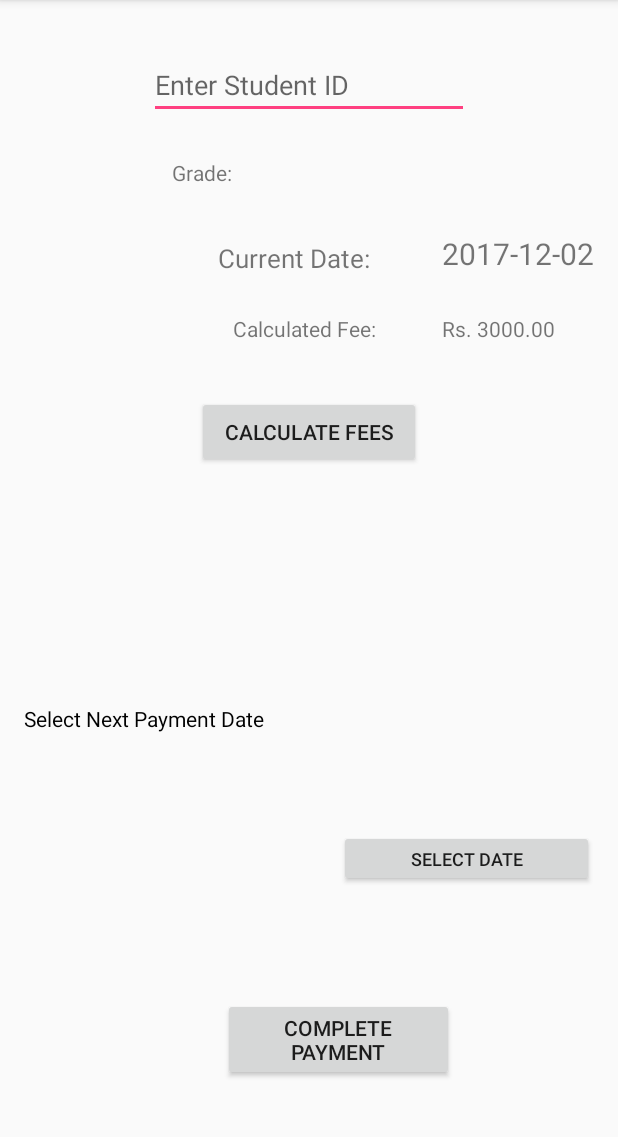
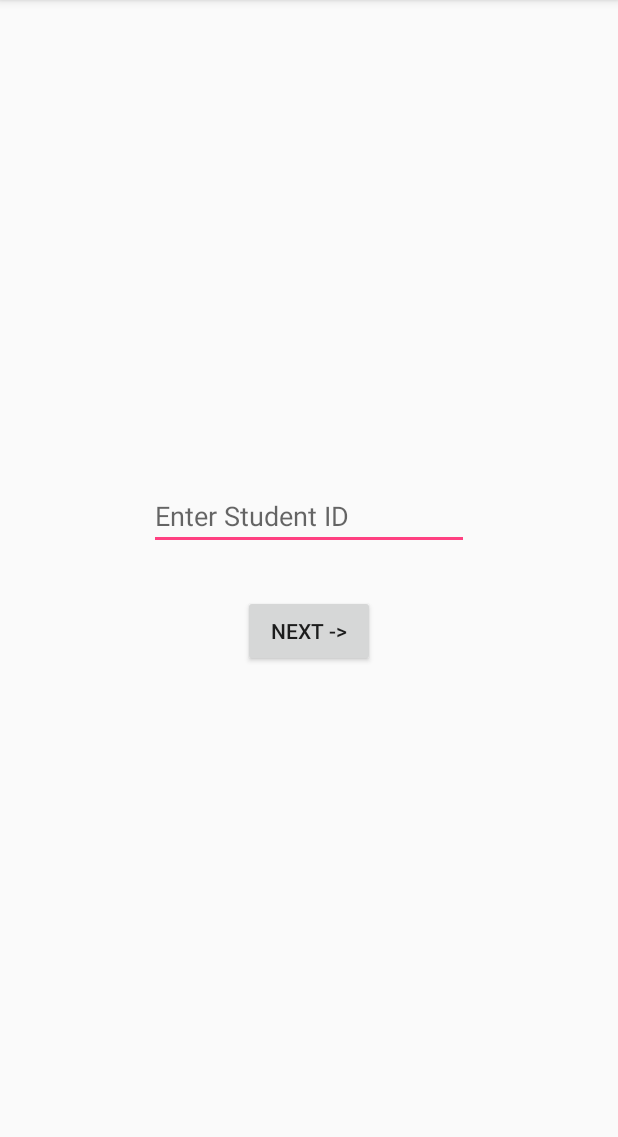
Before and after one commit to prasangafdo/studentManagementSystem, an Android app: the FeesActivity screen opened directly, with no data from a screen before it, on a phone screen of 412 x 824 dp, the part 84-1221 px from its top. Run offline under Robolectric (Android 15) with nearby library versions, the phone set to English and light mode, and no system bars.

```diff
--- a/app/src/main/AndroidManifest.xml
+++ b/app/src/main/AndroidManifest.xml
@@ -22,8 +22,8 @@
         <activity android:name=".StudentDetailsActivity" />
         <activity android:name=".FeesActivity" />
         <activity android:name=".UnpaidStudentsActivity" />
-        <activity android:name=".CalenderActivity" />
-        <activity android:name=".RegisterActivity"></activity>
+        <activity android:name=".RegisterActivity" />
+        <activity android:name=".Fees2Activity"></activity>
     </application>
 
 </manifest>
--- a/app/src/main/java/com/fdo/prasanga/studentmanagementsystem/FeesActivity.java
+++ b/app/src/main/java/com/fdo/prasanga/studentmanagementsystem/FeesActivity.java
@@ -8,82 +8,44 @@ import android.support.v7.app.AppCompatActivity;
 import android.view.View;
 import android.widget.Button;
 import android.widget.EditText;
-import android.widget.TextView;
-import android.widget.Toast;
-
-import java.text.SimpleDateFormat;
-import java.util.Date;
 
 public class FeesActivity extends AppCompatActivity {
-    Button btn_getDate, btn_calculateFees, btn_feePaid;
-    TextView tv_CurrentDate, tv_DateOutput, tv_grade, tv_Fee;
-    EditText et_fees_StudentID;
-    String grade;
+
+    EditText et_Student_ID;
+    Button btn_toActivity2;
+    String Student_ID;
+
     @Override
     protected void onCreate(Bundle savedInstanceState) {
         super.onCreate(savedInstanceState);
         setContentView(R.layout.activity_fees);
 
+        et_Student_ID = (EditText) findViewById(R.id.et_fees_StudentID);
+        btn_toActivity2 = (Button) findViewById(R.id.btn_toActivity2);
 
-        btn_calculateFees = (Button) findViewById(R.id.btn_calculateFees);
-        btn_getDate = (Button) findViewById(R.id.btn_getDate);
-        btn_feePaid = (Button) findViewById(R.id.btn_completePaytment);
-        tv_CurrentDate = (TextView) findViewById(R.id.tv_CurrentDate);
-        tv_DateOutput = (TextView) findViewById(R.id.tv_DateOutput);
-        tv_grade = (TextView) findViewById(R.id.tv_grade);
-        tv_Fee = (TextView) findViewById(R.id.tv_Fee);
-        et_fees_StudentID = (EditText) findViewById(R.id.et_fees_StudentID);
-       // ck_RegistrationFee = (CheckBox) findViewById(R.id.ck_RegistrationFee);
-
-        String date = new SimpleDateFormat("yyyy-MM-dd").format(new Date());
-        tv_CurrentDate.setText(date);//Setting the current date
+        btn_toActivity2.setOnClickListener(new View.OnClickListener() {
+            @Override
+            public void onClick(View v) {
+                Intent intent = new Intent(FeesActivity.this, Fees2Activity.class);
+                Student_ID = et_Student_ID.getText().toString();
 
 
+                SharedPreferences sharedPreferences = PreferenceManager.getDefaultSharedPreferences(FeesActivity.this);//Saving Student ID
+                SharedPreferences.Editor editor= sharedPreferences.edit();
+                editor.putString("Student_ID", Student_ID);
+                editor.apply();
 
+                String type = "getGrade";
+                //String studentID1 = et_fees_StudentID.getText().toString();
+                BackgroundWorker backgroundWorker = new BackgroundWorker(FeesActivity.this);
+                backgroundWorker.execute(type, Student_ID);
 
-                btn_getDate.setOnClickListener(new View.OnClickListener() {
-            @Override
-            public void onClick(View v) {
-
-                SharedPreferences sharedPreferences = PreferenceManager.getDefaultSharedPreferences(FeesActivity.this);
-                SharedPreferences.Editor editor= sharedPreferences.edit();
-                editor.clear();
-                editor.putString("Student_ID", et_fees_StudentID.getText().toString());
-                editor.putString("grade", tv_grade.getText().toString());
-               // editor.putString("calculatedFee", tv_Fee.getText().toString());
-                editor.apply();
-                Intent intent = new Intent(FeesActivity.this, CalenderActivity.class);
+               // intent.putExtra("Student_ID", Student_ID);
                 startActivity(intent);
                 finish();
             }
         });
-                 btn_calculateFees.setOnClickListener(new View.OnClickListener() {
-            @Override
-            public void onClick(View v) {
-                String type = "getGrade";
-                String studentID1 = et_fees_StudentID.getText().toString();
-                BackgroundWorker backgroundWorker = new BackgroundWorker(FeesActivity.this);
-                backgroundWorker.execute(type, studentID1);
 
-
-                SharedPreferences sharedPreferences = PreferenceManager.getDefaultSharedPreferences(FeesActivity.this);
-                SharedPreferences.Editor editor= sharedPreferences.edit();
-                editor.putString("Student_ID", et_fees_StudentID.getText().toString());
-                editor.apply();
-            }
-        });
-
-        btn_feePaid.setOnClickListener(new View.OnClickListener() {
-            @Override
-            public void onClick(View v) {
-                String type = "updateFees";
-                //Calculate fees and send
-            }
-        });
-
-        Intent intent1 = getIntent();
-        String selectedDate = intent1.getStringExtra("selectedDate");
-        tv_DateOutput.setText(selectedDate);
 
     }
 
@@ -91,36 +53,36 @@ public class FeesActivity extends AppCompatActivity {
     @Override
     protected void onResume() {
         super.onResume();
-
+/*
 
         SharedPreferences preferences = PreferenceManager.getDefaultSharedPreferences(FeesActivity.this);//Retrieving all saved data.
         String student_ID = preferences.getString("Student_ID", null);//Post this student ID to the php file
-        String grade = preferences.getString("grade", null);
+        String grade = preferences.getString("grade", "def");//def is the default value
         String selected_Date = preferences.getString("selected_Date", null);
 
+        if (grade.equals("TextView")){
+            Toast.makeText(getApplicationContext(), "Grade is null now", Toast.LENGTH_SHORT).show();
+        }
 
-        et_fees_StudentID.setText(student_ID);//Setting back the studentID
-        tv_DateOutput.setText(selected_Date);
-        tv_grade.setText(grade);
+        else{
+            Toast.makeText(getApplicationContext(), grade, Toast.LENGTH_SHORT).show();
+            et_fees_StudentID.setText(student_ID);//Setting back the studentID
+            tv_DateOutput.setText(selected_Date);
+            tv_grade.setText(grade);
 
-
+            //Calculating fees
             if (Integer.parseInt(grade)>5){
 
                 Toast.makeText(getApplicationContext(),"Fee is 4000",Toast.LENGTH_SHORT).show();
                 tv_Fee.setText("Rs: 4000.00");
 
             }
-           else
+            else
             {
                 Toast.makeText(getApplicationContext(),"Fee is 3000",Toast.LENGTH_SHORT).show();
                 tv_Fee.setText("Rs. 3000.00");
             }
-              //  int_fee =4000;
-/*
-
-*/
-
-
-
+        }
+      /*   */
     }
 }
--- a/app/src/main/res/layout/activity_fees.xml
+++ b/app/src/main/res/layout/activity_fees.xml
@@ -8,140 +8,30 @@
     tools:layout_editor_absoluteY="81dp">
 
 
-    <Button
-        android:id="@+id/btn_getDate"
-        android:layout_width="0dp"
-        android:layout_height="38dp"
-        android:layout_marginBottom="34dp"
-        android:layout_marginEnd="16dp"
-        android:layout_marginTop="43dp"
-        android:text="Select date"
-        android:textSize="12dp"
-        app:layout_constraintBottom_toTopOf="@+id/btn_completePaytment"
-        app:layout_constraintEnd_toEndOf="parent"
-        app:layout_constraintStart_toEndOf="@+id/tv_DateOutput"
-        app:layout_constraintTop_toTopOf="@+id/textView8" />
-
-    <TextView
-        android:id="@+id/tv_DateOutput"
-        android:layout_width="0dp"
-        android:layout_height="31dp"
-        android:layout_marginBottom="132dp"
-        android:layout_marginEnd="39dp"
-        android:layout_marginStart="16dp"
-        android:layout_marginTop="131dp"
-        android:text="Next Due Date"
-        android:textSize="20dp"
-        app:layout_constraintBottom_toBottomOf="parent"
-        app:layout_constraintEnd_toStartOf="@+id/btn_getDate"
-        app:layout_constraintStart_toStartOf="parent"
-        app:layout_constraintTop_toBottomOf="@+id/btn_calculateFees" />
-
-    <TextView
-        android:id="@+id/tv_CurrentDate"
-        android:layout_width="wrap_content"
-        android:layout_height="27dp"
-        android:layout_marginBottom="45dp"
-        android:layout_marginTop="49dp"
-        android:text="TextView"
-        android:textSize="20dp"
-        app:layout_constraintBottom_toBottomOf="@+id/tv_Fee"
-        app:layout_constraintStart_toStartOf="@+id/tv_grade"
-        app:layout_constraintTop_toTopOf="@+id/tv_grade" />
-
-    <TextView
-        android:id="@+id/textView6"
-        android:layout_width="wrap_content"
-        android:layout_height="wrap_content"
-        android:layout_marginEnd="44dp"
-        android:layout_marginTop="35dp"
-        android:text="Current Date: "
-        android:textSize="17dp"
-        app:layout_constraintEnd_toStartOf="@+id/tv_CurrentDate"
-        app:layout_constraintTop_toBottomOf="@+id/textView3" />
-
-    <TextView
-        android:id="@+id/textView8"
-        android:layout_width="0dp"
-        android:layout_height="19dp"
-        android:layout_marginBottom="35dp"
-        android:layout_marginEnd="23dp"
-        android:layout_marginStart="16dp"
-        android:text="Select Next Payment Date"
-        android:textColor="#000"
-        app:layout_constraintBottom_toTopOf="@+id/tv_DateOutput"
-        app:layout_constraintEnd_toStartOf="@+id/btn_getDate"
-        app:layout_constraintStart_toStartOf="parent" />
-
-    <Button
-        android:id="@+id/btn_completePaytment"
-        android:layout_width="154dp"
-        android:layout_height="wrap_content"
-        android:layout_marginBottom="47dp"
-        android:text="Complete Payment"
-        app:layout_constraintBottom_toBottomOf="parent"
-        app:layout_constraintEnd_toStartOf="@+id/btn_getDate"
-        app:layout_constraintStart_toStartOf="@+id/btn_getDate" />
-
-    <TextView
-        android:id="@+id/textView3"
-        android:layout_width="wrap_content"
-        android:layout_height="wrap_content"
-        android:layout_marginStart="15dp"
-        android:layout_marginTop="26dp"
-        android:text="Grade: "
-        app:layout_constraintStart_toStartOf="@+id/et_fees_StudentID"
-        app:layout_constraintTop_toBottomOf="@+id/et_fees_StudentID" />
-
-    <TextView
-        android:id="@+id/tv_grade"
-        android:layout_width="wrap_content"
-        android:layout_height="wrap_content"
-        android:layout_marginEnd="18dp"
-        android:layout_marginTop="26dp"
-        android:text="TextView"
-        app:layout_constraintEnd_toEndOf="@+id/et_fees_StudentID"
-        app:layout_constraintTop_toBottomOf="@+id/et_fees_StudentID" />
-
-    <TextView
-        android:id="@+id/textView5"
-        android:layout_width="wrap_content"
-        android:layout_height="wrap_content"
-        android:layout_marginTop="25dp"
-        android:text="Calculated Fee:"
-        app:layout_constraintEnd_toEndOf="@+id/textView6"
-        app:layout_constraintTop_toBottomOf="@+id/textView6" />
-
-    <TextView
-        android:id="@+id/tv_Fee"
-        android:layout_width="wrap_content"
-        android:layout_height="wrap_content"
-        android:layout_marginBottom="35dp"
-        android:text="TextView"
-        app:layout_constraintBottom_toTopOf="@+id/btn_calculateFees"
-        app:layout_constraintStart_toStartOf="@+id/tv_CurrentDate" />
-
     <EditText
         android:id="@+id/et_fees_StudentID"
         android:layout_width="wrap_content"
         android:layout_height="wrap_content"
-        android:layout_marginTop="34dp"
+        android:layout_marginBottom="30dp"
         android:ems="10"
         android:hint="Enter Student ID"
         android:inputType="number"
+        app:layout_constraintBottom_toTopOf="@+id/btn_toActivity2"
         app:layout_constraintEnd_toEndOf="parent"
         app:layout_constraintStart_toStartOf="parent"
-        app:layout_constraintTop_toTopOf="parent" />
+        app:layout_constraintTop_toTopOf="parent"
+        app:layout_constraintVertical_chainStyle="packed" />
 
     <Button
-        android:id="@+id/btn_calculateFees"
-        android:layout_width="149dp"
+        android:id="@+id/btn_toActivity2"
+        android:layout_width="wrap_content"
         android:layout_height="wrap_content"
-        android:layout_marginTop="35dp"
-        android:text="Calculate Fees"
+        android:layout_marginBottom="2dp"
+        android:text="Next ->"
+        app:layout_constraintBottom_toBottomOf="parent"
         app:layout_constraintEnd_toEndOf="parent"
         app:layout_constraintStart_toStartOf="parent"
-        app:layout_constraintTop_toBottomOf="@+id/textView5" />
+        app:layout_constraintTop_toBottomOf="@+id/et_fees_StudentID" />
 
 
 </android.support.constraint.ConstraintLayout>
```
Also changed, not shown: app/src/main/java/com/fdo/prasanga/studentmanagementsystem/BackgroundWorker.java (+29 -23 lines), app/src/main/java/com/fdo/prasanga/studentmanagementsystem/CalendarDate.java (added, +20 -0 lines), app/src/main/java/com/fdo/prasanga/studentmanagementsystem/CalenderActivity.java (deleted, +0 -57 lines), app/src/main/java/com/fdo/prasanga/studentmanagementsystem/Fees2Activity.java (added, +96 -0 lines), app/src/main/java/com/fdo/prasanga/studentmanagementsystem/LoginActivity.java (+5 -2 lines), app/src/main/res/layout/activity_calender.xml (deleted, +0 -28 lines), app/src/main/res/layout/activity_fees2.xml (added, +144 -0 lines).
